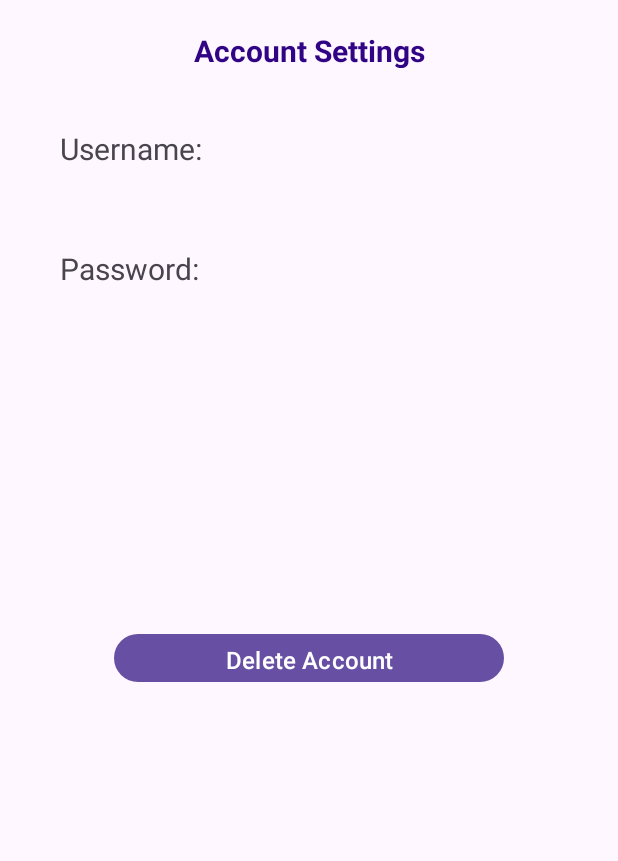
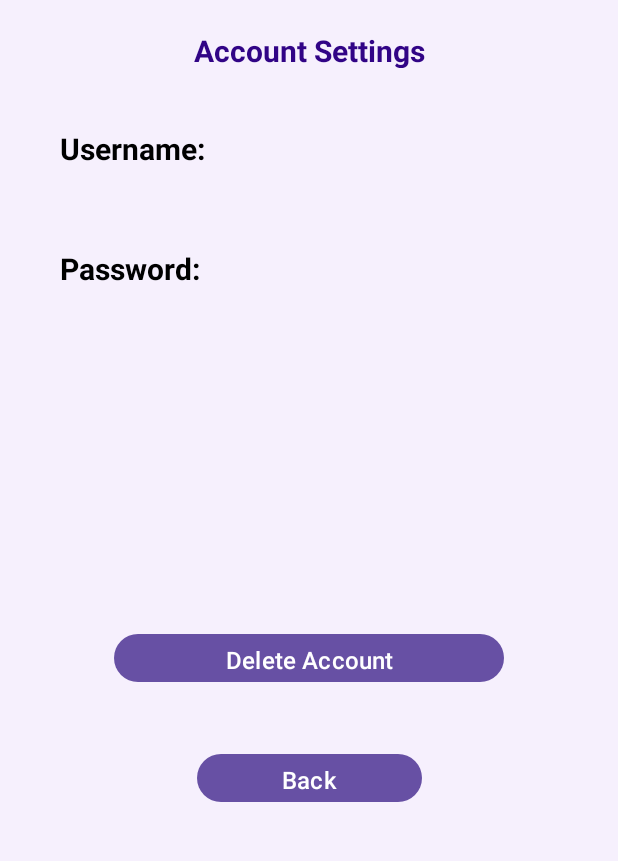
Before and after one commit to etorr6642/Project2_Wellness_Wizard_App, an Android app: the AccountActivity screen opened directly, with no data from a screen before it, on a phone screen of 412 x 824 dp, the part 98-959 px from its top. Run offline under Robolectric (Android 15) with nearby library versions, the phone set to English and light mode, and no system bars.

Commit message:
updated activity_account.xml

```diff
--- a/app/src/main/java/com/example/project2_wellness_wizard_app/AccountActivity.java
+++ b/app/src/main/java/com/example/project2_wellness_wizard_app/AccountActivity.java
@@ -25,7 +25,7 @@ public class AccountActivity extends AppCompatActivity {
         setContentView(binding.getRoot());
 
 
-        binding.WellnessWizardTitleTextView.setOnClickListener(new View.OnClickListener() {
+        binding.backButton.setOnClickListener(new View.OnClickListener() {
             @Override
             public void onClick(View v) {
                 Intent intent = MainActivity.MainActivityIntentFactory((getApplicationContext()));
--- a/app/src/main/res/layout/activity_account.xml
+++ b/app/src/main/res/layout/activity_account.xml
@@ -2,9 +2,9 @@
 <androidx.constraintlayout.widget.ConstraintLayout xmlns:android="http://schemas.android.com/apk/res/android"
     xmlns:app="http://schemas.android.com/apk/res-auto"
     xmlns:tools="http://schemas.android.com/tools"
-    android:id="@+id/main"
     android:layout_width="match_parent"
     android:layout_height="match_parent"
+    android:background="#F6F0FD"
     tools:context=".AccountActivity">
 
     <TextView
@@ -41,56 +41,67 @@
         android:id="@+id/usernameLabelTextView"
         android:layout_width="112dp"
         android:layout_height="40dp"
+        android:layout_marginStart="40dp"
         android:layout_marginTop="40dp"
-        android:layout_marginStart="40dp"
         android:text="@string/usernameInfo"
+        android:textStyle="bold"
+        android:textColor="@color/black"
         android:textSize="20sp"
         app:layout_constraintStart_toStartOf="parent"
-        app:layout_constraintTop_toBottomOf="@id/accountTextView"
-        />
+        app:layout_constraintTop_toBottomOf="@id/accountTextView" />
 
     <TextView
         android:id="@+id/usernameDisplayTextView"
         android:layout_width="200dp"
         android:layout_height="40dp"
         android:layout_marginTop="40dp"
-        app:layout_constraintStart_toEndOf= "@id/usernameLabelTextView"
-        app:layout_constraintTop_toBottomOf="@id/accountTextView"
-        />
+        app:layout_constraintStart_toEndOf="@id/usernameLabelTextView"
+        app:layout_constraintTop_toBottomOf="@id/accountTextView" />
 
 
     <TextView
         android:id="@+id/passwordLabelTextView"
         android:layout_width="112dp"
         android:layout_height="40dp"
+        android:layout_marginStart="40dp"
         android:layout_marginTop="40dp"
-        android:layout_marginStart="40dp"
         android:text="@string/passwordInfo"
+        android:textStyle="bold"
+        android:textColor="@color/black"
         android:textSize="20sp"
         app:layout_constraintStart_toStartOf="parent"
-        app:layout_constraintTop_toBottomOf="@id/usernameLabelTextView"
-        />
+        app:layout_constraintTop_toBottomOf="@id/usernameLabelTextView" />
 
     <TextView
         android:id="@+id/passwordDisplayTextView"
         android:layout_width="200dp"
         android:layout_height="40dp"
         android:layout_marginTop="40dp"
-        app:layout_constraintStart_toEndOf= "@id/passwordLabelTextView"
-        app:layout_constraintTop_toBottomOf="@id/usernameDisplayTextView"
-        />
+        app:layout_constraintStart_toEndOf="@id/passwordLabelTextView"
+        app:layout_constraintTop_toBottomOf="@id/usernameDisplayTextView" />
 
     <Button
+        android:id="@+id/deleteAccountButton"
         android:layout_width="260dp"
         android:layout_height="40dp"
         android:layout_marginTop="40dp"
+        android:layout_marginBottom="300dp"
         android:text="@string/delete_account"
+        android:textAlignment="center"
+        android:textSize="16sp"
+        app:layout_constraintBottom_toBottomOf="parent"
+        app:layout_constraintEnd_toEndOf="parent"
+        app:layout_constraintStart_toStartOf="parent" />
+
+    <Button
+        android:id="@+id/backButton"
+        android:layout_width="150dp"
+        android:layout_height="40dp"
+        android:layout_marginTop="40dp"
+        android:text="Back"
         android:textAlignment="center"
         android:textSize="16sp"
         app:layout_constraintEnd_toEndOf="parent"
         app:layout_constraintStart_toStartOf="parent"
-        app:layout_constraintBottom_toBottomOf="parent"
-        android:layout_marginBottom="300dp"
-        />
-
+        app:layout_constraintTop_toBottomOf="@+id/deleteAccountButton" />
 </androidx.constraintlayout.widget.ConstraintLayout>
```
